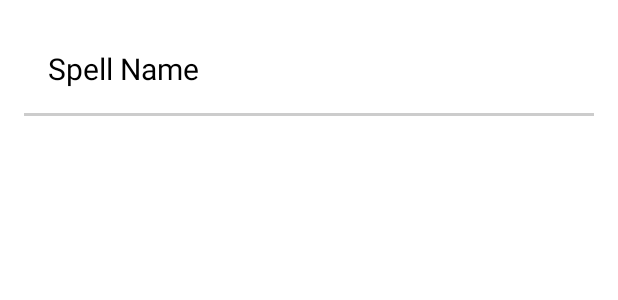
After one commit to palak-sethi/Spelldex, an Android app: the layout spell_item_layout.xml on its own in the app's theme, with its tools: preview values and no code run, on a phone screen of 412 x 824 dp. The commit adds this screen. Shown: the top 300 px of the screen. Run offline under Robolectric (Android 15) with nearby library versions, the phone set to English and light mode, and no system bars.

Commit message:
Paging API added to default layout

```diff
--- a/app/src/main/AndroidManifest.xml
+++ b/app/src/main/AndroidManifest.xml
@@ -2,7 +2,10 @@
 <manifest xmlns:android="http://schemas.android.com/apk/res/android"
     xmlns:tools="http://schemas.android.com/tools">
 
+    <uses-permission android:name="android.permission.INTERNET"/>
+
     <application
+        android:name=".Spelldex"
         android:allowBackup="true"
         android:dataExtractionRules="@xml/data_extraction_rules"
         android:fullBackupContent="@xml/backup_rules"
--- /dev/null
+++ b/app/src/main/java/com/palaksethi/spelldex/utils/Constants.kt
@@ -0,0 +1,5 @@
+package com.palaksethi.spelldex.utils
+
+object Constants {
+    const val BASE_URL = "https://api.potterdb.com"
+}
--- /dev/null
+++ b/app/src/main/res/layout/spell_item_layout.xml
@@ -0,0 +1,23 @@
+<?xml version="1.0" encoding="utf-8"?>
+<LinearLayout xmlns:android="http://schemas.android.com/apk/res/android"
+    android:layout_width="match_parent"
+    android:layout_height="wrap_content"
+    android:orientation="vertical"
+    android:padding="16dp">
+
+    <TextView
+        android:id="@+id/spell"
+        android:layout_width="match_parent"
+        android:layout_height="wrap_content"
+        android:layout_weight="1"
+        android:padding="16dp"
+        android:text="Spell Name"
+        android:textColor="#000"
+        android:textSize="20sp" />
+
+    <View
+        android:layout_width="match_parent"
+        android:layout_height="2dp"
+        android:background="#CCC" />
+
+</LinearLayout>
```
Also changed, not shown: app/src/main/java/com/palaksethi/spelldex/MainActivity.kt (+26 -0 lines), app/src/main/java/com/palaksethi/spelldex/Spelldex.kt (added, +8 -0 lines), app/src/main/java/com/palaksethi/spelldex/di/RetrofitModule.kt (added, +30 -0 lines), app/src/main/java/com/palaksethi/spelldex/models/Attributes.kt (added, +19 -0 lines), app/src/main/java/com/palaksethi/spelldex/models/Data.kt (added, +14 -0 lines), app/src/main/java/com/palaksethi/spelldex/models/Links.kt (added, +15 -0 lines), app/src/main/java/com/palaksethi/spelldex/models/Meta.kt (added, +12 -0 lines), app/src/main/java/com/palaksethi/spelldex/models/Pagination.kt (added, +15 -0 lines), app/src/main/java/com/palaksethi/spelldex/models/Spells.kt (added, +12 -0 lines), app/src/main/java/com/palaksethi/spelldex/paging/SpellPagingAdapter.kt (added, +44 -0 lines), app/src/main/java/com/palaksethi/spelldex/paging/SpellPagingSource.kt (added, +30 -0 lines), app/src/main/java/com/palaksethi/spelldex/repository/SpellRepository.kt (added, +16 -0 lines), app/src/main/java/com/palaksethi/spelldex/retrofit/SpellAPI.kt (added, +11 -0 lines), app/src/main/java/com/palaksethi/spelldex/viewmodels/SpellViewModel.kt (added, +13 -0 lines), 1 more files.
